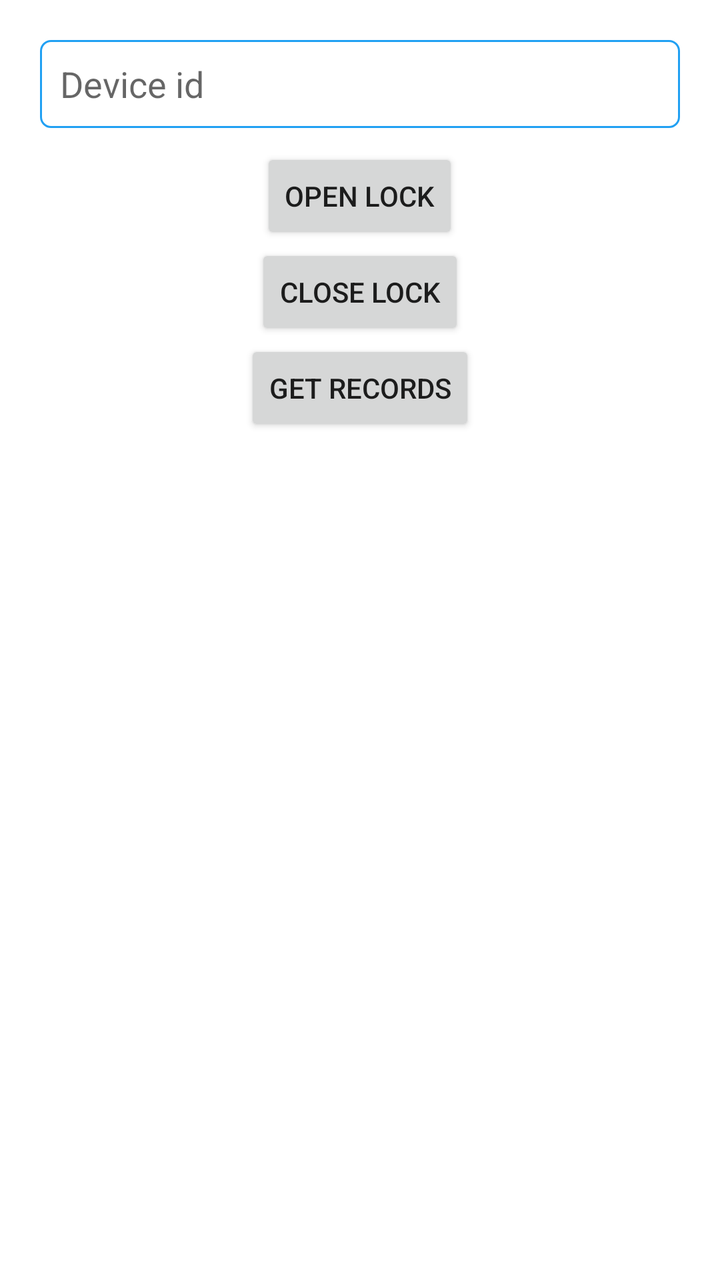
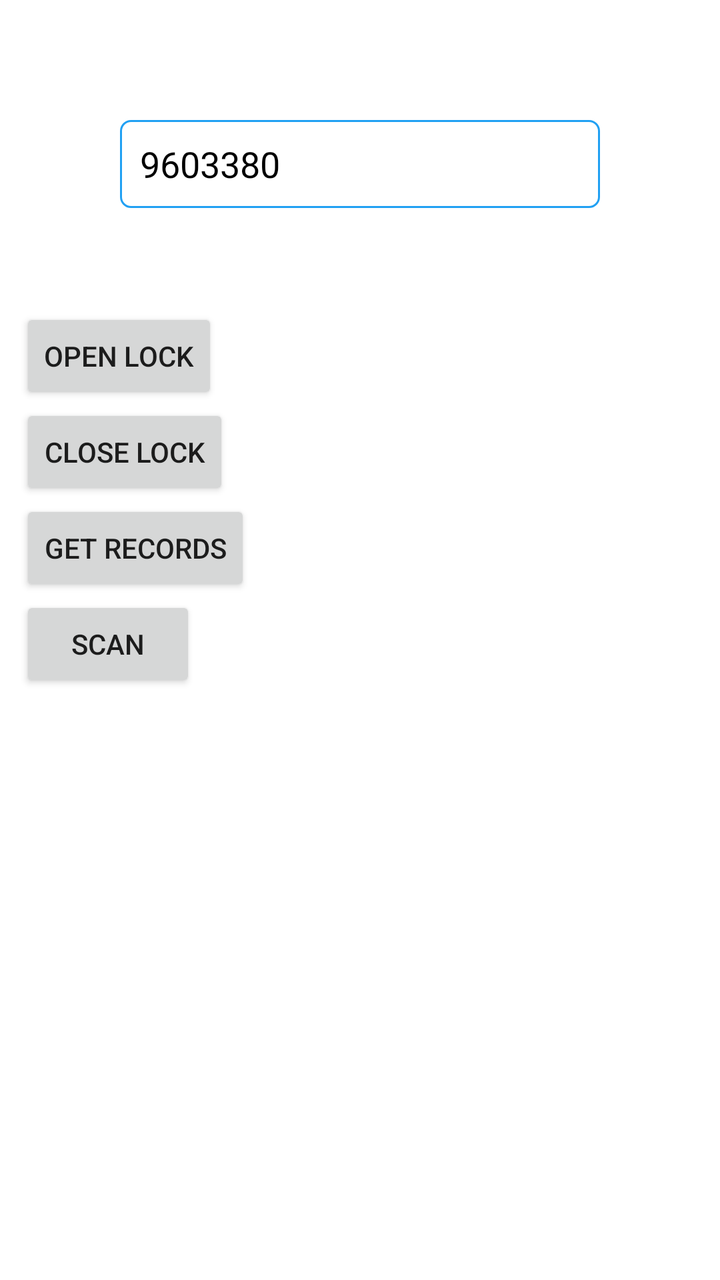

Before-and-after screenshots of an Android layout around one commit, followed by the original layout XML and the change that was made.
<!-- AndroidManifest.xml: application theme AppTheme -->
<!-- res/layout/activity_splash.xml -->
<?xml version="1.0" encoding="utf-8"?>
<LinearLayout xmlns:android="http://schemas.android.com/apk/res/android"
    xmlns:tools="http://schemas.android.com/tools"
    android:layout_width="match_parent"
    android:layout_height="match_parent"
    android:padding="@dimen/_10dp"
    android:background="#fff"
    android:gravity="center_horizontal"
    android:orientation="vertical"
    tools:context=".scanner.activity.SplashActivity">

    <EditText
        android:id="@+id/etLockId"
        android:hint="Device id"
        android:layout_margin="@dimen/_10dp"
        android:paddingStart="@dimen/_10dp"
        android:paddingEnd="@dimen/_10dp"
        android:textColor="@color/black"
        android:background="@drawable/square_button_selector_one"
        android:layout_width="match_parent"
        android:layout_height="@dimen/_44dp" />

    <Button
        android:layout_width="wrap_content"
        android:layout_height="wrap_content"
        android:onClick="onOpen"
        android:text="Open Lock" />
    <Button
        android:layout_width="wrap_content"
        android:layout_height="wrap_content"
        android:onClick="onClose"
        android:text="Close Lock" />
    <Button
        android:layout_width="wrap_content"
        android:layout_height="wrap_content"
        android:onClick="getRecords"
        android:text="Get Records" />

    <TextView
        android:id="@+id/txtResult"
        android:layout_width="wrap_content"
        android:layout_height="wrap_content"  />

</LinearLayout>
<!-- resources referenced by this layout -->
<resources>
  <color name="black">#000000</color>
  <dimen name="_10dp">10dp</dimen>
  <dimen name="_44dp">44dp</dimen>
  <!-- drawable square_button_selector_one (drawable) -->
  <?xml version="1.0" encoding="utf-8"?>
  <selector xmlns:android="http://schemas.android.com/apk/res/android">
      
      <item android:state_enabled="false">
          <shape android:shape="rectangle">
              <corners android:radius="@dimen/_5dp" />
              <solid android:color="@color/colorAccent" />
              <stroke android:width="@dimen/_1dp" android:color="@color/colorAccent" />
          </shape>
      </item>
      
      <item android:state_pressed="false">
          <shape android:shape="rectangle">
              <corners android:radius="@dimen/_5dp" />
              <solid android:color="@color/white" />
              <stroke android:width="@dimen/_1dp"
                  android:color="@color/colorAccent" />
          </shape>
      </item>
      
      <item android:state_pressed="true">
          <shape android:shape="rectangle">
              <corners android:radius="@dimen/_5dp" />
              <solid android:color="@color/colorAccent" />
              <stroke android:width="@dimen/_1dp"
                  android:color="@color/colorAccent" />
          </shape>
      </item>
  
  </selector>
  <style name="AppTheme" parent="Theme.AppCompat.Light.NoActionBar">
          
          <item name="colorPrimary">@color/colorPrimary</item>
          <item name="colorPrimaryDark">@color/colorPrimary</item>
          <item name="colorAccent">@color/colorPrimary</item>
       </style>
  <dimen name="_5dp">5dp</dimen>
  <color name="colorAccent">#21A0F3</color>
  <dimen name="_1dp">1dp</dimen>
  <color name="white">#ffffff</color>
  <color name="colorPrimary">#E9B16FEF</color>
</resources>

<!-- the commit's change to res/layout/activity_splash.xml (unified diff, before → after) -->
@@ -8,13 +8,18 @@
     android:gravity="center_horizontal"
     android:orientation="vertical"
     tools:context=".scanner.activity.SplashActivity">
+<LinearLayout
+    android:layout_width="match_parent"
+    android:layout_height="wrap_content"
+    android:orientation="vertical">
 
     <EditText
         android:id="@+id/etLockId"
         android:hint="Device id"
-        android:layout_margin="@dimen/_10dp"
+        android:layout_margin="@dimen/_50dp"
         android:paddingStart="@dimen/_10dp"
         android:paddingEnd="@dimen/_10dp"
+        android:text="9603380"
         android:textColor="@color/black"
         android:background="@drawable/square_button_selector_one"
         android:layout_width="match_parent"
@@ -35,10 +40,21 @@
         android:layout_height="wrap_content"
         android:onClick="getRecords"
         android:text="Get Records" />
+    <Button
+        android:layout_width="wrap_content"
+        android:layout_height="wrap_content"
+        android:onClick="getScan"
+        android:text="Scan" />
 
     <TextView
         android:id="@+id/txtResult"
         android:layout_width="wrap_content"
         android:layout_height="wrap_content"  />
-
 </LinearLayout>
+    <androidx.recyclerview.widget.RecyclerView
+        android:id="@+id/rvDevices"
+        android:layout_width="match_parent"
+        android:layout_height="0dp"
+        android:layout_weight="1"
+        android:layout_marginTop="12dp"/>
+</LinearLayout>
<!-- resource entries referenced after the edit -->
@@ -3,6 +3,7 @@
   <color name="black">#000000</color>
   <dimen name="_10dp">10dp</dimen>
   <dimen name="_44dp">44dp</dimen>
+  <dimen name="_50dp">50dp</dimen>
   <!-- drawable square_button_selector_one (drawable) -->
   <?xml version="1.0" encoding="utf-8"?>
   <selector xmlns:android="http://schemas.android.com/apk/res/android">
